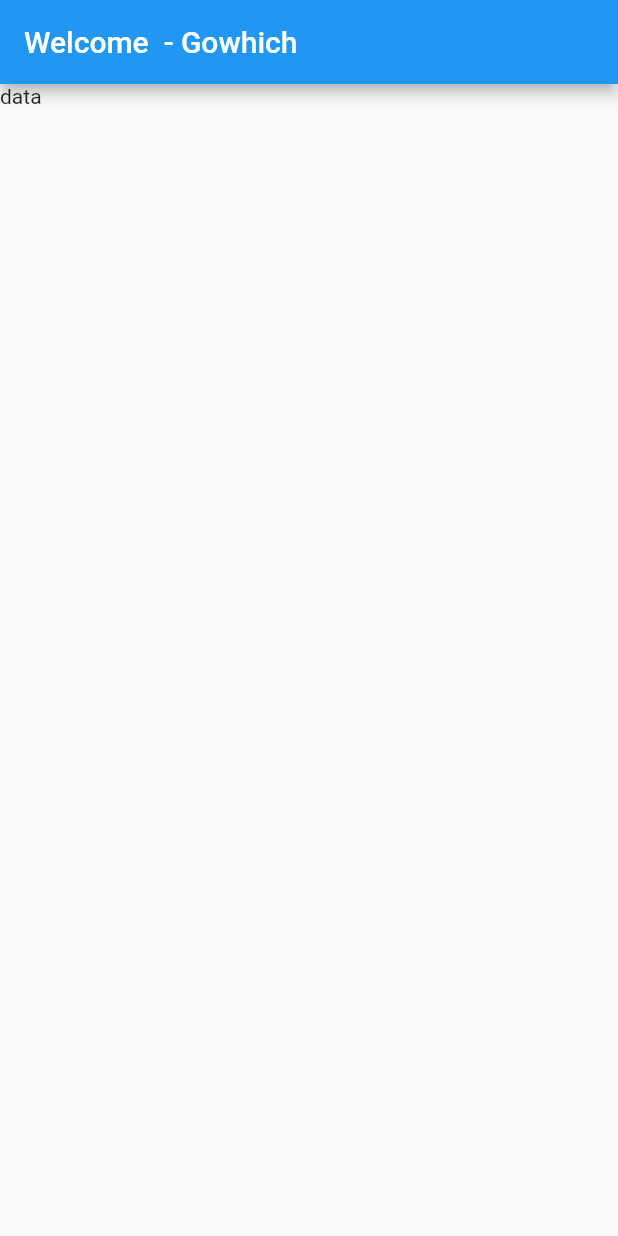
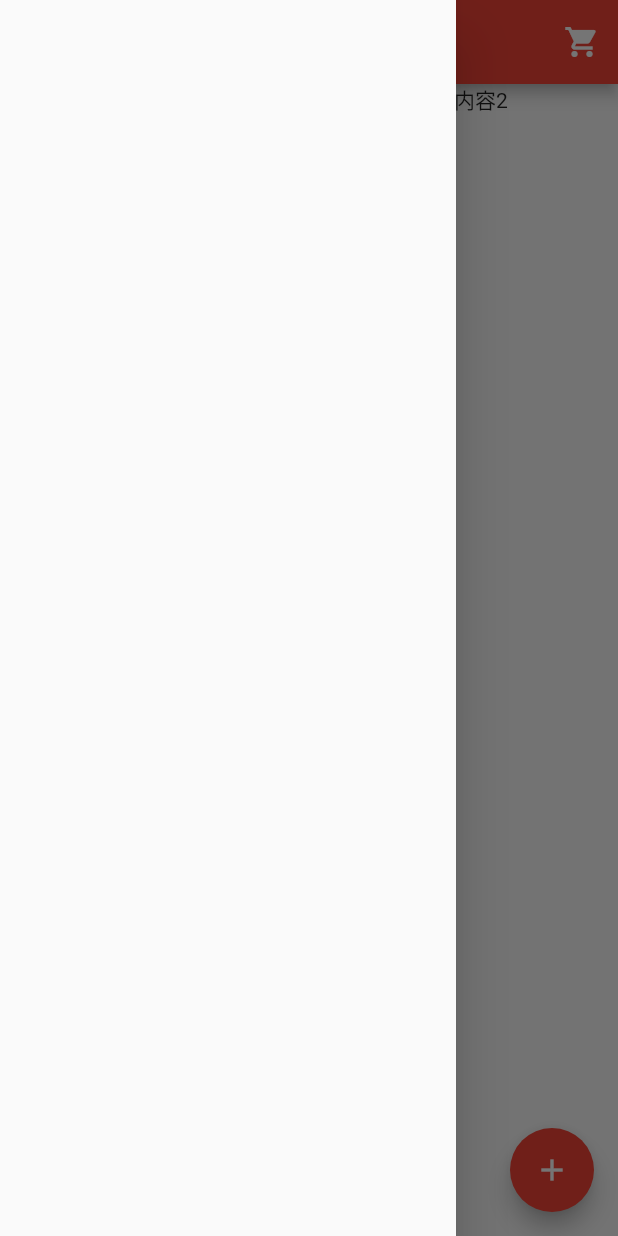
Before and after one commit to xilingit/fl, a Flutter app: the screen it shows after launch, with the side drawer open (before the commit the screen has no drawer), on a phone screen of 412 x 824 dp. Run offline on Flutter 3.47's test engine with Material 2 defaults, Android fonts, the phone set to English and light mode, and no system bars.

Commit message:
flutter地址修改

```diff
--- a/lib/main.dart
+++ b/lib/main.dart
@@ -6,12 +6,33 @@ class MyApp extends StatelessWidget {
   @override
   Widget build(BuildContext context) {
     return MaterialApp(
+      theme: ThemeData(primarySwatch: Colors.red),
       title: ' Welcome tohich',
       home: Scaffold(
         appBar: AppBar(
+          centerTitle: true,
           title: Text('Welcome  - Gowhich'),
+          actions: <Widget>[
+            IconButton(
+              icon: Icon(Icons.shopping_cart),
+              tooltip: 'Open g cart',
+              onPressed: () {
+                print('Shopping cart opened.');
+              },
+            )
+          ],
         ),
-        body: Text("data"),
+        body: Row(children: <Widget>[
+          Expanded(child: Text('主体内容1'), flex: 2,),
+          Expanded(child: Text('主体内容2'), flex: 1,)
+        ],
+        mainAxisAlignment: MainAxisAlignment.spaceBetween),
+        floatingActionButton: FloatingActionButton(
+          tooltip: "hello world",
+          onPressed: () {},
+          child: Icon(Icons.add),
+    ),
+        drawer: Drawer(),
       ),
     );
   }
```
Also changed, not shown: pubspec.lock.
